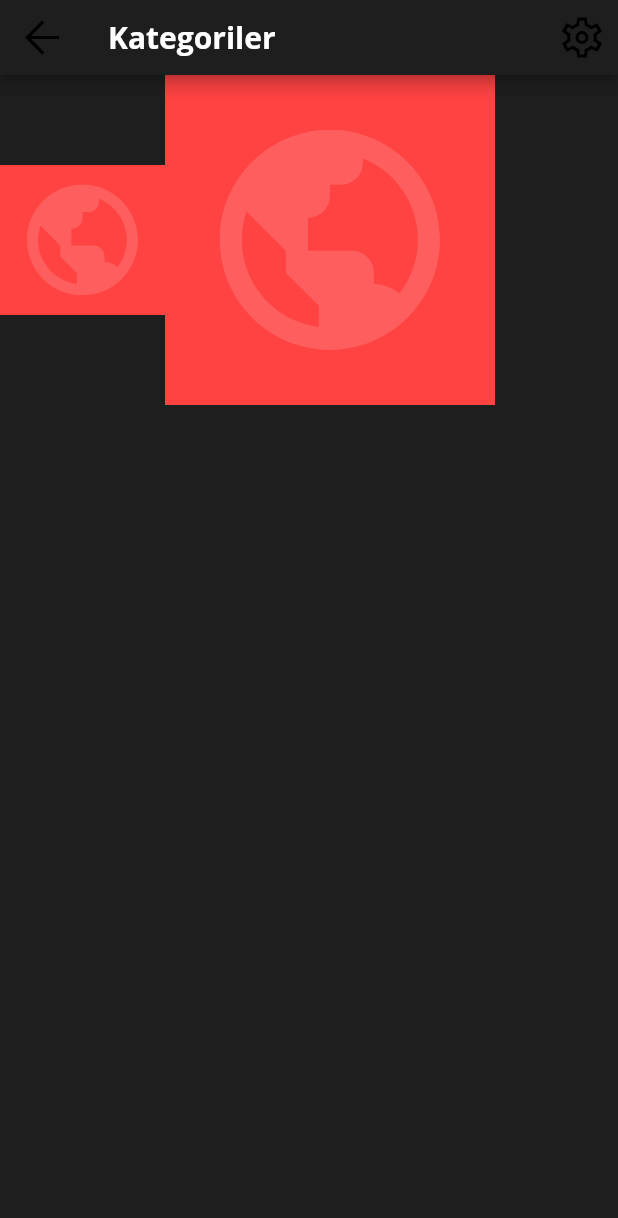
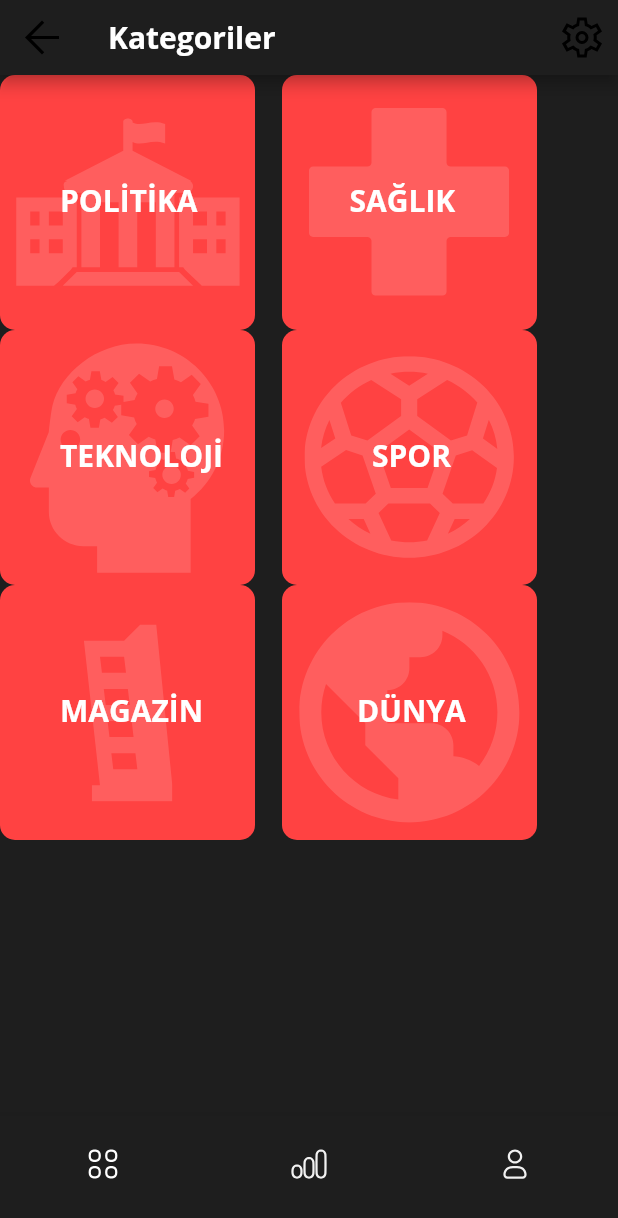
Before and after one commit to Kubilaypeker/habertakip, a Flutter app: the screen it shows after launch, on a phone screen of 412 x 824 dp. Shown: the top 1218 px of the screen. Run offline on Flutter 3.47's test engine with Material 2 defaults, Android fonts, the phone set to English and light mode, and no system bars; our stand-ins replace flutter_svg.

Commit message:
--Update Designed Category Screen v2

```diff
--- a/lib/main.dart
+++ b/lib/main.dart
@@ -1,4 +1,5 @@
 import 'package:deneme2/screens/CategoryScreen.dart';
+import 'package:deneme2/screens/loginScreen.dart';
 import 'package:deneme2/screens/signUpScreen.dart';
 import 'package:flutter/material.dart';
 
--- a/lib/screens/CategoryScreen.dart
+++ b/lib/screens/CategoryScreen.dart
@@ -10,6 +10,10 @@ class CategoryScreen extends StatelessWidget {
   final Widget magazineSvg = SvgPicture.asset("assets/svgfiles/magazine.svg");
   final Widget sportsSvg = SvgPicture.asset("assets/svgfiles/sports.svg");
   final Widget earthSvg = SvgPicture.asset("assets/svgfiles/EarthSvg.svg");
+  final Widget techSvg = SvgPicture.asset("assets/svgfiles/tech.svg");
+  final Widget profileIconSvg = SvgPicture.asset("assets/svgfiles/profileSvg.svg");
+  final Widget newsIconSvg = SvgPicture.asset("assets/svgfiles/newsSvg.svg");
+  final Widget categoryIconSvg = SvgPicture.asset("assets/svgfiles/categoryIconSvg.svg");
 
   void myFunc() {
     print("Hello World");
@@ -23,19 +27,14 @@ class CategoryScreen extends StatelessWidget {
         toolbarHeight: 50,
         backgroundColor: const Color(0xff1E1E1E),
         leading: IconButton(
-
-
           icon: arrowBackSvg,
           onPressed: myFunc,
         ),
-
-        title: Container(
-          child: const Text("Kategoriler",
+        title:  const Text("Kategoriler",
           style: TextStyle(
             color: Colors.white,
             fontFamily: "Allerta",
             fontSize: 20,
-          ),
           ),
         ),
         actions: [
@@ -46,40 +45,214 @@ class CategoryScreen extends StatelessWidget {
         )
         ],
       ),
-      body: ListView(children: <Widget>[
-        Row(
+      body: ListView(
 
-          children: [ Container(
-            padding: const EdgeInsets.only(left: 10, right: 10),
+        children: <Widget>[
+          Wrap(
+        spacing:18,
+        children: [
+          Stack( children: <Widget>[ Container(
 
-          child: SizedBox(
+        height: 170,
+        width: 170,
+        decoration: BoxDecoration(
+          color: const Color(0xffFF4242),
+          borderRadius: BorderRadius.circular(10.0),
+        ),
         child: IconButton(
-              icon: earthSvg,
-              onPressed: myFunc,),
-            height: 100,
-            width: 90,
-
+          icon: politicsSvg,
+          onPressed: myFunc,
         ),
-        color: const Color(0xffFF4242),
       ),
             Container(
-            padding: const EdgeInsets.only(left: 10, right: 10),
+              child: const Text("POLİTİKA",
+                style: TextStyle(
+                  fontSize: 20,
+                  fontFamily: "Allerta",
+                  color: Colors.white,
+                ),
+              ),
+              padding: const EdgeInsets.only(top: 70,left: 40),
+            ),
+          ],
+          ),
+          Stack(children: [Container(
 
+            height: 170,
+            width: 170,
+            decoration: BoxDecoration(
 
-            child: SizedBox(
+              color: const Color(0xffFF4242),
+              borderRadius: BorderRadius.circular(10.0),
+            ),
             child: IconButton(
-                icon: earthSvg,
-              onPressed: myFunc,),
-              height: 220,
-              width: 200,
+              icon: medicineSvg,
 
+              onPressed: myFunc,
             ),
-            color: const Color(0xffFF4242),
+          ),
+            Container(
+              child: const Text("SAĞLIK",
+                style: TextStyle(
+                  fontSize: 20,
+                  fontFamily: "Allerta",
+                  color: Colors.white,
+                ),
+              ),
+
+                padding: const EdgeInsets.only(top: 70,left: 45),
             ),
           ],
           ),
         ],
           ),
+      Container(
+        child: Wrap(
+        spacing:18,
+        children: [
+          Stack(children: <Widget>[Container(
+
+          height: 170,
+          width: 170,
+          decoration: BoxDecoration(
+            color: const Color(0xffFF4242),
+            borderRadius: BorderRadius.circular(10.0),
+          ),
+          child: IconButton(
+            icon: techSvg,
+            onPressed: myFunc,
+          ),
+        ),
+            Container(
+              child: const Text("TEKNOLOJİ",
+                style: TextStyle(
+                  fontSize: 20,
+                  fontFamily: "Allerta",
+                  color: Colors.white,
+                ),
+              ),
+              padding: const EdgeInsets.only(top: 70,left: 40),
+            ),
+          ],
+          ),
+          Stack(
+            children: <Widget>[
+              Container(
+            height: 170,
+            width: 170,
+            decoration: BoxDecoration(
+              color: const Color(0xffFF4242),
+              borderRadius: BorderRadius.circular(10.0),
+            ),
+            child: IconButton(
+              icon: sportsSvg,
+              onPressed: myFunc,
+            ),
+          ),
+              Container(
+                child: const Text("SPOR",
+                  style: TextStyle(
+                    fontSize: 20,
+                    fontFamily: "Allerta",
+                    color: Colors.white,
+                  ),
+                ),
+                padding: const EdgeInsets.only(top: 70,left: 60),
+              ),
+            ],
+          ),
+        ],
+        ),
+      ),
+        Container(
+          child: Wrap(
+
+            spacing:18,
+            children: [
+              Stack(
+            children: <Widget>[Container(
+
+
+              height: 170,
+              width: 170,
+              decoration: BoxDecoration(
+
+                color: const Color(0xffFF4242),
+                borderRadius: BorderRadius.circular(10.0),
+              ),
+              child: IconButton(
+
+                icon: magazineSvg,
+                onPressed: myFunc,
+              ),
+            ),
+              Container(
+                child: const Text("MAGAZİN",
+                  style: TextStyle(
+                    fontSize: 20,
+                    fontFamily: "Allerta",
+                    color: Colors.white,
+                  ),
+                ),
+
+                padding: const EdgeInsets.only(top: 70,left: 40),
+              ),
+            ],
+              ),
+              Stack( children: <Widget>[Container(
+                height: 170,
+                width: 170,
+                decoration: BoxDecoration(
+
+                  color: const Color(0xffFF4242),
+                  borderRadius: BorderRadius.circular(10.0),
+                ),
+                child: IconButton(
+                  icon: earthSvg,
+                  onPressed: myFunc,
+                ),
+              ),
+                Container(
+                  child: const Text("DÜNYA",
+                    style: TextStyle(
+                      fontSize: 20,
+                      fontFamily: "Allerta",
+                      color: Colors.white,
+                    ),
+                  ),
+                  padding: const EdgeInsets.only(top: 70,left: 50),
+                ),
+              ],
+              ),
+            ],
+          ),
+        ),
+        ],
+      ),
+      bottomNavigationBar: SizedBox(
+        height: 80,
+        child: BottomNavigationBar(
+
+
+        backgroundColor: const Color(0xff1E1E1E),
+      selectedItemColor: const Color(0xffFF4242),
+        items:[
+      BottomNavigationBarItem(
+        icon: Container( child: categoryIconSvg,),
+        label: "",
+      ),
+        BottomNavigationBarItem(
+          icon: Container( child: newsIconSvg,),
+          label: "",
+        ),
+        BottomNavigationBarItem(
+          icon: Container( child: profileIconSvg,),
+          label: "",
+        ),
+    ]
+        ),
+      ),
+
     );
   }
 }
--- a/pubspec.yaml
+++ b/pubspec.yaml
@@ -113,3 +113,7 @@ flutter:
     - assets/svgfiles/sports.svg
     - assets/svgfiles/magazine.svg
     - assets/svgfiles/EarthSvg.svg
+    - assets/svgfiles/tech.svg
+    - assets/svgfiles/categoryIconSvg.svg
+    - assets/svgfiles/newsSvg.svg
+    - assets/svgfiles/profileSvg.svg
```
Also changed, not shown: assets/svgfiles/categoryIconSvg.svg (added), assets/svgfiles/newsSvg.svg (added), assets/svgfiles/profileSvg.svg (added), assets/svgfiles/tech.svg (added), 3 other files. Lines whose indentation alone changed are shown as unchanged.
